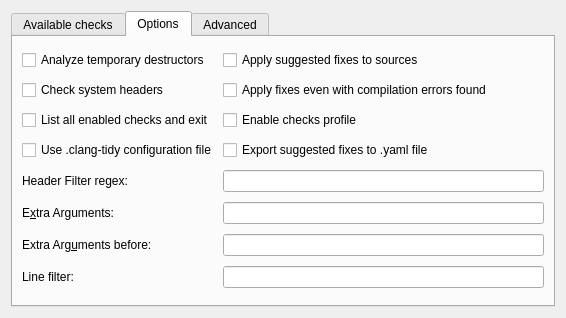
This is src/config/ui/perprojectconfig.ui in CarlosNihelton/kdev-clang-tidy as Qt 5 draws it before an edit. The edited form follows.
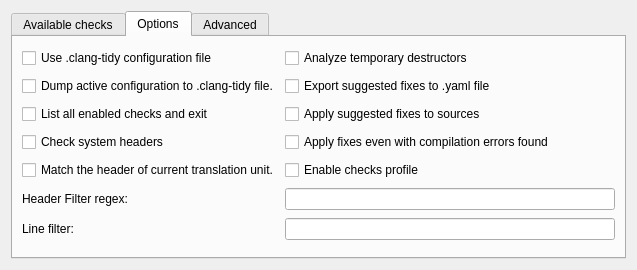
This is the edited form. The open tabs and pages were chosen to show the change.

Commit message: Improved UI, logic, and completed transition to KConfigSkeleton strategy.

```diff
--- a/src/config/ui/perprojectconfig.ui
+++ b/src/config/ui/perprojectconfig.ui
@@ -6,8 +6,8 @@
    <rect>
     <x>0</x>
     <y>0</y>
-    <width>566</width>
-    <height>318</height>
+    <width>637</width>
+    <height>270</height>
    </rect>
   </property>
   <layout class="QVBoxLayout" name="verticalLayout">
@@ -30,13 +30,6 @@
        <string>Available checks</string>
       </attribute>
       <layout class="QGridLayout" name="gridLayout">
-       <item row="0" column="0">
-        <widget class="QCheckBox" name="kcfg_DumpConfigToFile">
-         <property name="text">
-          <string>Dump active configuration to .clang-tidy file.</string>
-         </property>
-        </widget>
-       </item>
        <item row="1" column="0">
         <widget class="QListView" name="checkListView">
          <property name="editTriggers">
@@ -63,73 +56,28 @@
        <string>Options</string>
       </attribute>
       <layout class="QGridLayout" name="gridLayout_2">
-       <item row="0" column="0">
-        <widget class="QCheckBox" name="kcfg_AnaliseTempDtors">
-         <property name="text">
-          <string>Analyze temporary destructors</string>
-         </property>
-        </widget>
-       </item>
-       <item row="0" column="1">
+       <item row="2" column="1">
         <widget class="QCheckBox" name="kcfg_AutoFix">
          <property name="text">
           <string>Apply suggested fixes to sources</string>
          </property>
         </widget>
        </item>
-       <item row="1" column="0">
-        <widget class="QCheckBox" name="kcfg_CheckSystemHeaders">
-         <property name="layoutDirection">
-          <enum>Qt::LeftToRight</enum>
-         </property>
-         <property name="text">
-          <string>Check system headers</string>
-         </property>
-        </widget>
-       </item>
-       <item row="1" column="1">
+       <item row="3" column="1">
         <widget class="QCheckBox" name="kcfg_AutoFixError">
          <property name="text">
           <string>Apply fixes even with compilation errors found</string>
          </property>
         </widget>
        </item>
-       <item row="2" column="0">
-        <widget class="QCheckBox" name="kcfg_ListChecks">
-         <property name="text">
-          <string>List all enabled checks and exit</string>
-         </property>
-        </widget>
-       </item>
-       <item row="2" column="1">
+       <item row="4" column="1">
         <widget class="QCheckBox" name="kcfg_EnableChecksProfile">
          <property name="text">
           <string>Enable checks profile</string>
          </property>
         </widget>
        </item>
-       <item row="3" column="0">
-        <widget class="QCheckBox" name="kcfg_UseConfigFile">
-         <property name="text">
-          <string>Use .clang-tidy configuration file</string>
-         </property>
-        </widget>
-       </item>
-       <item row="3" column="1">
-        <widget class="QCheckBox" name="kcfg_ExportFixes">
-         <property name="text">
-          <string>Export suggested fixes to .yaml file</string>
-         </property>
-        </widget>
-       </item>
-       <item row="4" column="0">
-        <widget class="QLabel" name="label_5">
-         <property name="text">
-          <string>Header Filter regex: </string>
-         </property>
-        </widget>
-       </item>
-       <item row="4" column="1">
+       <item row="7" column="1">
         <widget class="QLineEdit" name="kcfg_HeaderFilter">
          <property name="sizePolicy">
           <sizepolicy hsizetype="Expanding" vsizetype="Fixed">
@@ -142,54 +90,82 @@
          </property>
         </widget>
        </item>
-       <item row="5" column="0">
-        <widget class="QLabel" name="label_6">
-         <property name="text">
-          <string>E&amp;xtra Arguments:</string>
-         </property>
-         <property name="buddy">
-          <cstring>kcfg_ExtraArgs</cstring>
-         </property>
-        </widget>
-       </item>
-       <item row="5" column="1">
-        <widget class="QLineEdit" name="kcfg_ExtraArgs">
-         <property name="toolTip">
-          <string>&lt;html&gt;&lt;head/&gt;&lt;body&gt;&lt;p&gt;&lt;span style=&quot; font-family:'monospace'; color:#000000; background-color:#ffffff;&quot;&gt;Additional argument to append to the compiler command line.&lt;/span&gt;&lt;/p&gt;&lt;/body&gt;&lt;/html&gt;</string>
-         </property>
-        </widget>
-       </item>
-       <item row="6" column="0">
-        <widget class="QLabel" name="label_7">
-         <property name="text">
-          <string>Extra Arg&amp;uments before: </string>
-         </property>
-         <property name="buddy">
-          <cstring>kcfg_ExtraArgs</cstring>
-         </property>
-        </widget>
-       </item>
-       <item row="6" column="1">
-        <widget class="QLineEdit" name="kcfg_ExtraArgsBefore">
-         <property name="toolTip">
-          <string>&lt;html&gt;&lt;head/&gt;&lt;body&gt;&lt;p&gt;&lt;span style=&quot; font-family:'monospace'; color:#000000; background-color:#ffffff;&quot;&gt;Additional argument to prepend to the compiler command line.&lt;/span&gt;&lt;/p&gt;&lt;/body&gt;&lt;/html&gt;</string>
-         </property>
-        </widget>
-       </item>
        <item row="7" column="0">
-        <widget class="QLabel" name="label_8">
+        <widget class="QLabel" name="label_5">
          <property name="text">
-          <string>Line filter: </string>
+          <string>Header Filter regex: </string>
          </property>
         </widget>
        </item>
-       <item row="7" column="1">
+       <item row="10" column="1">
         <widget class="QLineEdit" name="kcfg_LineFilter">
          <property name="toolTip">
           <string>&lt;html&gt;&lt;head/&gt;&lt;body&gt;&lt;p&gt;&lt;span style=&quot; font-family:'monospace'; color:#000000; background-color:#ffffff;&quot;&gt;List of files with line ranges to filter the &lt;/span&gt;&lt;span style=&quot; font-family:'monospace';&quot;&gt;warnings.&lt;/span&gt;&lt;/p&gt;&lt;/body&gt;&lt;/html&gt;</string>
          </property>
         </widget>
        </item>
+       <item row="10" column="0">
+        <widget class="QLabel" name="label_8">
+         <property name="text">
+          <string>Line filter: </string>
+         </property>
+        </widget>
+       </item>
+       <item row="0" column="0">
+        <widget class="QCheckBox" name="kcfg_UseConfigFile">
+         <property name="text">
+          <string>Use .clang-tidy configuration file</string>
+         </property>
+        </widget>
+       </item>
+       <item row="1" column="0">
+        <widget class="QCheckBox" name="kcfg_DumpConfigToFile">
+         <property name="text">
+          <string>Dump active configuration to .clang-tidy file.</string>
+         </property>
+        </widget>
+       </item>
+       <item row="0" column="1">
+        <widget class="QCheckBox" name="kcfg_AnaliseTempDtors">
+         <property name="text">
+          <string>Analyze temporary destructors</string>
+         </property>
+        </widget>
+       </item>
+       <item row="2" column="0">
+        <widget class="QCheckBox" name="kcfg_ListChecks">
+         <property name="text">
+          <string>List all enabled checks and exit</string>
+         </property>
+        </widget>
+       </item>
+       <item row="4" column="0">
+        <widget class="QCheckBox" name="kcfg_MatchHeaderOfTU">
+         <property name="toolTip">
+          <string>&lt;html&gt;&lt;head/&gt;&lt;body&gt;&lt;p&gt;If checked, it sets --header-filter option to match the header of current translation unit if, there is any.&lt;/p&gt;&lt;/body&gt;&lt;/html&gt;</string>
+         </property>
+         <property name="text">
+          <string>Match the header of current translation unit.</string>
+         </property>
+        </widget>
+       </item>
+       <item row="3" column="0">
+        <widget class="QCheckBox" name="kcfg_CheckSystemHeaders">
+         <property name="layoutDirection">
+          <enum>Qt::LeftToRight</enum>
+         </property>
+         <property name="text">
+          <string>Check system headers</string>
+         </property>
+        </widget>
+       </item>
+       <item row="1" column="1">
+        <widget class="QCheckBox" name="kcfg_ExportFixes">
+         <property name="text">
+          <string>Export suggested fixes to .yaml file</string>
+         </property>
+        </widget>
+       </item>
       </layout>
      </widget>
      <widget class="QWidget" name="tab_advanced">
@@ -225,6 +201,40 @@
          </property>
         </widget>
        </item>
+       <item row="3" column="0">
+        <widget class="QLabel" name="label_6">
+         <property name="text">
+          <string>E&amp;xtra Arguments:</string>
+         </property>
+         <property name="buddy">
+          <cstring>kcfg_ExtraArgs</cstring>
+         </property>
+        </widget>
+       </item>
+       <item row="1" column="0">
+        <widget class="QLabel" name="label_7">
+         <property name="text">
+          <string>Extra Arg&amp;uments before: </string>
+         </property>
+         <property name="buddy">
+          <cstring>kcfg_ExtraArgs</cstring>
+         </property>
+        </widget>
+       </item>
+       <item row="1" column="1">
+        <widget class="QLineEdit" name="kcfg_ExtraArgs">
+         <property name="toolTip">
+          <string>&lt;html&gt;&lt;head/&gt;&lt;body&gt;&lt;p&gt;&lt;span style=&quot; font-family:'monospace'; color:#000000; background-color:#ffffff;&quot;&gt;Additional argument to append to the compiler command line.&lt;/span&gt;&lt;/p&gt;&lt;/body&gt;&lt;/html&gt;</string>
+         </property>
+        </widget>
+       </item>
+       <item row="3" column="1">
+        <widget class="QLineEdit" name="kcfg_ExtraArgsBefore">
+         <property name="toolTip">
+          <string>&lt;html&gt;&lt;head/&gt;&lt;body&gt;&lt;p&gt;&lt;span style=&quot; font-family:'monospace'; color:#000000; background-color:#ffffff;&quot;&gt;Additional argument to prepend to the compiler command line.&lt;/span&gt;&lt;/p&gt;&lt;/body&gt;&lt;/html&gt;</string>
+         </property>
+        </widget>
+       </item>
       </layout>
      </widget>
     </widget>
```
Left out of the diff: 117 changed lines with no effect on the pictures. The commit also changes 11 other files.
